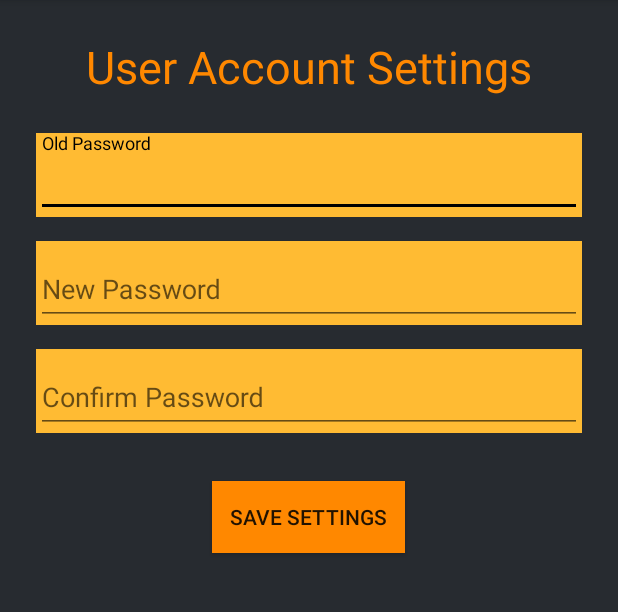
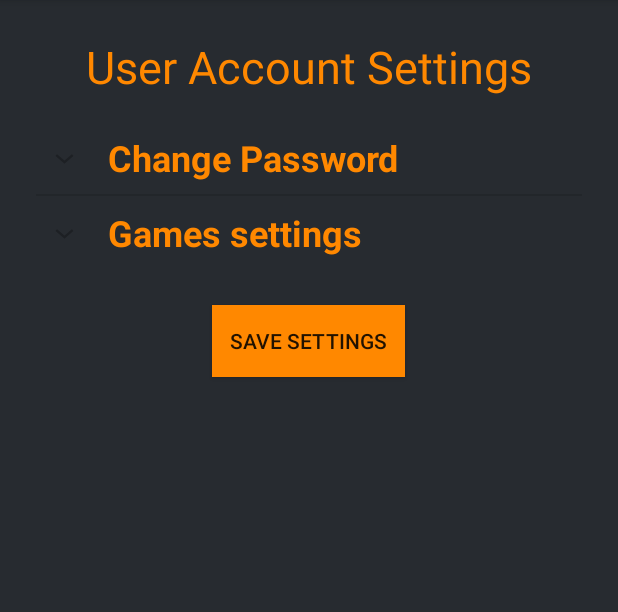
Before and after one commit to RFTteam/UnsolusAndroid, an Android app: the AccountSettings screen opened directly, with no data from a screen before it, on a phone screen of 412 x 824 dp, the part 84-696 px from its top. Run offline under Robolectric (Android 15) with nearby library versions, the phone set to English and light mode, and no system bars.

Commit message:
expandable listview for account settings

```diff
--- a/app/src/main/java/rft/unideb/unsolus/AccountSettings.java
+++ b/app/src/main/java/rft/unideb/unsolus/AccountSettings.java
@@ -2,12 +2,53 @@ package rft.unideb.unsolus;
 
 import android.support.v7.app.AppCompatActivity;
 import android.os.Bundle;
+import android.widget.ExpandableListView;
+
+import java.util.ArrayList;
+import java.util.HashMap;
+import java.util.List;
+
+import rft.unideb.unsolus.others.ExpandableListAdapter;
 
 public class AccountSettings extends AppCompatActivity {
+
+    ExpandableListAdapter listAdapter;
+    ExpandableListView expListView;
+    List<String> listDataHeader;
+    HashMap<String, List<String>> listDataChild;
 
     @Override
     protected void onCreate(Bundle savedInstanceState) {
         super.onCreate(savedInstanceState);
         setContentView(R.layout.activity_account_settings);
+
+        expListView = (ExpandableListView) findViewById(R.id.setting_expendableLV);
+
+        prepareListData();
+
+        listAdapter = new ExpandableListAdapter(this, listDataHeader, listDataChild);
+
+        expListView.setAdapter(listAdapter);
+    }
+
+    private void prepareListData() {
+        listDataHeader = new ArrayList<String>();
+        listDataChild = new HashMap<String, List<String>>();
+
+        listDataHeader.add("Change Password");
+        listDataHeader.add("Games settings");
+
+        List<String> pwChange = new ArrayList<String>();
+        pwChange.add("Old password: ");
+        pwChange.add("New password: ");
+        pwChange.add("Confirm new password: ");
+
+        List<String> games = new ArrayList<String>();
+        games.add("Steam account: ");
+        games.add("Battle.net account: ");
+        games.add("Uplay account: ");
+
+        listDataChild.put(listDataHeader.get(0), pwChange);
+        listDataChild.put(listDataHeader.get(1), games);
     }
 }
--- /dev/null
+++ b/app/src/main/java/rft/unideb/unsolus/others/ExpandableListAdapter.java
@@ -0,0 +1,109 @@
+package rft.unideb.unsolus.others;
+
+import android.content.Context;
+
+import java.util.HashMap;
+import java.util.List;
+
+import android.graphics.Typeface;
+import android.text.Layout;
+import android.view.LayoutInflater;
+import android.view.View;
+import android.view.ViewGroup;
+import android.widget.BaseExpandableListAdapter;
+import android.widget.TextView;
+
+import org.w3c.dom.Text;
+
+import rft.unideb.unsolus.R;
+
+/**
+ * Created by Tibor on 2017. 11. 18..
+ */
+
+public class ExpandableListAdapter extends  BaseExpandableListAdapter{
+
+    private Context _context;
+    private List<String> _listDataHeader;
+    private HashMap<String, List<String>> _listDataChild;
+
+    public ExpandableListAdapter(Context context, List<String> listDataHeader, HashMap<String, List<String>> listDataChild){
+        this._context = context;
+        this._listDataHeader = listDataHeader;
+        this._listDataChild = listDataChild;
+    }
+
+    @Override
+    public Object getChild(int groupPosition, int childPosition){
+        return this._listDataChild.get(this._listDataHeader.get(groupPosition)).get(childPosition);
+    }
+
+    @Override
+    public long getChildId(int groupPosition, int childPosition) {
+        return childPosition;
+    }
+
+    @Override
+    public View getChildView(int groupPosition, int childPosition, boolean isLastChild, View convertView, ViewGroup parent) {
+
+        final String childText = (String) getChild(groupPosition, childPosition);
+
+        if (convertView == null){
+            LayoutInflater inflater = (LayoutInflater) this._context.getSystemService(Context.LAYOUT_INFLATER_SERVICE);
+            convertView = inflater.inflate(R.layout.list_item, null);
+        }
+
+        TextView txtListChild = (TextView) convertView.findViewById(R.id.expListItem);
+
+        txtListChild.setText(childText);
+
+        return convertView;
+    }
+
+    @Override
+    public int getChildrenCount(int groupPosition) {
+        return this._listDataChild.get(this._listDataHeader.get(groupPosition)).size();
+    }
+
+    @Override
+    public Object getGroup(int groupPosition) {
+        return this._listDataHeader.get(groupPosition);
+    }
+
+    @Override
+    public View getGroupView(int groupPosition, boolean isExpanded, View convertView, ViewGroup parent) {
+
+        String headerTitle = (String) getGroup(groupPosition);
+
+        if (convertView == null){
+            LayoutInflater inflater = (LayoutInflater) this._context.getSystemService(Context.LAYOUT_INFLATER_SERVICE);
+            convertView = inflater.inflate(R.layout.list_group, null);
+        }
+
+        TextView listHeader = (TextView) convertView.findViewById(R.id.expListHeader);
+        listHeader.setTypeface(null, Typeface.BOLD);
+        listHeader.setText(headerTitle);
+
+        return convertView;
+    }
+
+    @Override
+    public long getGroupId(int groupPosition) {
+        return groupPosition;
+    }
+
+    @Override
+    public int getGroupCount() {
+        return this._listDataHeader.size();
+    }
+
+    @Override
+    public boolean hasStableIds() {
+        return false;
+    }
+
+    @Override
+    public boolean isChildSelectable(int groupPosition, int childPosition) {
+        return true;
+    }
+}
--- a/app/src/main/res/layout/activity_account_settings.xml
+++ b/app/src/main/res/layout/activity_account_settings.xml
@@ -7,20 +7,15 @@
     android:background="@color/backgroundColor"
     tools:context="rft.unideb.unsolus.AccountSettings">
 
-
-    <ScrollView
-        xmlns:android="http://schemas.android.com/apk/res/android"
-        android:layout_width="fill_parent"
-        android:layout_height="fill_parent"
-        android:fitsSystemWindows="true">
-
         <LinearLayout
             android:orientation="vertical"
-            android:layout_width="match_parent"
-            android:layout_height="wrap_content"
+            android:layout_width="fill_parent"
+            android:layout_height="fill_parent"
             android:paddingLeft="24dp"
             android:paddingRight="24dp"
-            android:weightSum="1">
+            android:weightSum="1"
+            tools:layout_editor_absoluteY="8dp"
+            tools:layout_editor_absoluteX="8dp">
 
             <android.support.design.widget.TextInputLayout
                 android:layout_width="match_parent"
@@ -41,55 +36,10 @@
 
             <ExpandableListView android:id="@+id/setting_expendableLV"
                 android:layout_width="match_parent"
-                android:layout_height="match_parent" />
+                android:layout_height="wrap_content" />
 
-            <android.support.design.widget.TextInputLayout
-                android:layout_width="match_parent"
-                android:layout_height="wrap_content"
-                android:layout_marginBottom="8dp"
-                android:layout_marginTop="8dp"
-                android:background="@android:color/holo_orange_light">
 
-                <EditText
-                    android:id="@+id/input_OLD_password"
-                    android:layout_width="match_parent"
-                    android:layout_height="wrap_content"
-                    android:hint="Old Password"
-                    android:inputType="textPassword" />
-            </android.support.design.widget.TextInputLayout>
-
-            <!--  PW Label -->
-            <android.support.design.widget.TextInputLayout
-                android:layout_width="match_parent"
-                android:layout_height="wrap_content"
-                android:layout_marginBottom="8dp"
-                android:layout_marginTop="8dp"
-                android:background="@android:color/holo_orange_light">
-
-                <EditText
-                    android:id="@+id/input_password"
-                    android:layout_width="match_parent"
-                    android:layout_height="wrap_content"
-                    android:hint="New Password"
-                    android:inputType="textPassword" />
-            </android.support.design.widget.TextInputLayout>
-
-            <android.support.design.widget.TextInputLayout
-                android:layout_width="match_parent"
-                android:layout_height="wrap_content"
-                android:layout_marginBottom="8dp"
-                android:layout_marginTop="8dp"
-                android:background="@android:color/holo_orange_light">
-
-                <EditText
-                    android:id="@+id/input_passwordConfirm"
-                    android:layout_width="match_parent"
-                    android:layout_height="wrap_content"
-                    android:hint="Confirm Password"
-                    android:inputType="textPassword" />
-            </android.support.design.widget.TextInputLayout>
-
-            <!-- Signup Button -->
+            <!-- Save Button -->
             <android.support.v7.widget.AppCompatButton
                 android:id="@+id/btn_signup"
                 android:layout_width="wrap_content"
@@ -102,5 +52,5 @@
                 android:background="@android:color/holo_orange_dark"/>
 
         </LinearLayout>
-    </ScrollView>
+
 </android.support.constraint.ConstraintLayout>
--- /dev/null
+++ b/app/src/main/res/layout/list_group.xml
@@ -0,0 +1,17 @@
+<?xml version="1.0" encoding="utf-8"?>
+<LinearLayout xmlns:android="http://schemas.android.com/apk/res/android"
+    android:layout_width="fill_parent"
+    android:layout_height="wrap_content"
+    android:orientation="vertical"
+    android:padding="8dp"
+    android:background="@color/backgroundColor">
+
+    <TextView android:id="@+id/expListHeader"
+        android:layout_width="fill_parent"
+        android:layout_height="wrap_content"
+        android:paddingLeft="?android:attr/expandableListPreferredItemPaddingLeft"
+        android:textSize="24dp"
+        android:textStyle="bold"
+        android:textColor="@color/orange" />
+
+</LinearLayout>
--- /dev/null
+++ b/app/src/main/res/layout/list_item.xml
@@ -0,0 +1,17 @@
+<?xml version="1.0" encoding="utf-8"?>
+<LinearLayout xmlns:android="http://schemas.android.com/apk/res/android"
+    android:layout_width="match_parent"
+    android:layout_height="55dip"
+    android:orientation="vertical" >
+
+    <TextView
+        android:id="@+id/expListItem"
+        android:layout_width="fill_parent"
+        android:layout_height="wrap_content"
+        android:textSize="17dip"
+        android:paddingTop="5dp"
+        android:paddingBottom="5dp"
+        android:textColor="@color/orange"
+        android:paddingLeft="?android:attr/expandableListPreferredChildPaddingLeft" />
+
+</LinearLayout>
```
